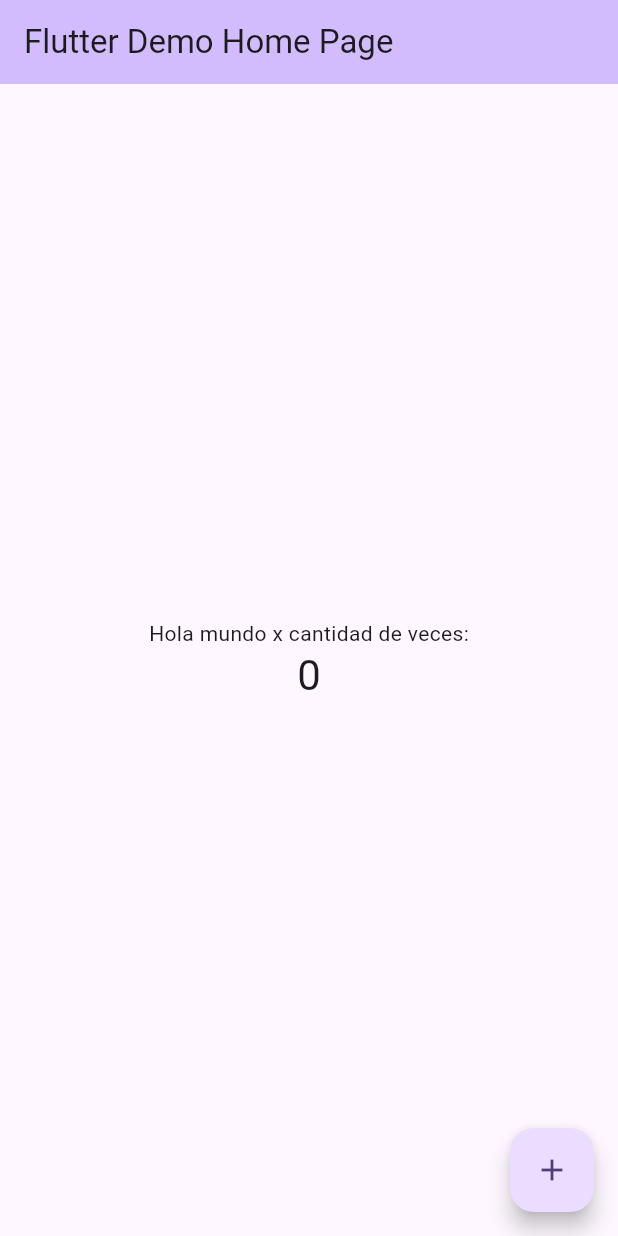
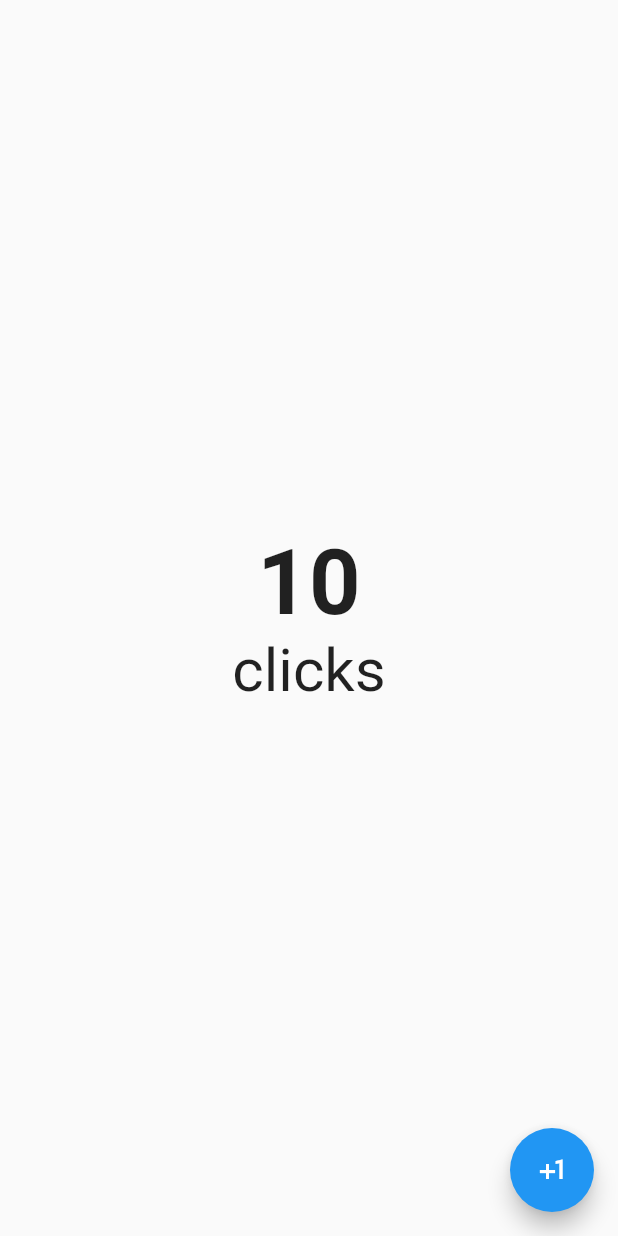
Before and after one commit to UrielCisneros/flutter-counter, a Flutter app: the screen it shows after launch, on a phone screen of 412 x 824 dp. Run offline on Flutter 3.47's test engine with Material 2 defaults, Android fonts, the phone set to English and light mode, and no system bars.

Commit message:
separate screens

```diff
--- a/first_app/lib/main.dart
+++ b/first_app/lib/main.dart
@@ -1,4 +1,5 @@
 import 'package:flutter/material.dart';
+import 'package:first_app/presentation/screens/counters/counter_screen.dart';
 
 void main() {
   runApp(const MyApp());
@@ -7,64 +8,9 @@ void main() {
 class MyApp extends StatelessWidget {
   const MyApp({super.key});
 
-  // This widget is the root of your application.
   @override
   Widget build(BuildContext context) {
-    return MaterialApp(
-      title: 'Flutter Demo',
-      theme: ThemeData(
-        colorScheme: ColorScheme.fromSeed(seedColor: Colors.deepPurple),
-        useMaterial3: true,
-      ),
-      home: const MyHomePage(title: 'Flutter Demo Home Page'),
-    );
+    return const MaterialApp(
+        debugShowCheckedModeBanner: false, home: CounterScreen());
   }
 }
-
-class MyHomePage extends StatefulWidget {
-  const MyHomePage({super.key, required this.title});
-
-  final String title;
-
-  @override
-  State<MyHomePage> createState() => _MyHomePageState();
-}
-
-class _MyHomePageState extends State<MyHomePage> {
-  int _counter = 0;
-
-  void _incrementCounter() {
-    setState(() {
-      _counter++;
-    });
-  }
-
-  @override
-  Widget build(BuildContext context) {
-    return Scaffold(
-      appBar: AppBar(
-        backgroundColor: Theme.of(context).colorScheme.inversePrimary,
-        title: Text(widget.title),
-      ),
-      body: Center(
-        child: Column(
-          mainAxisAlignment: MainAxisAlignment.center,
-          children: <Widget>[
-            const Text(
-              'Hola mundo x cantidad de veces:',
-            ),
-            Text(
-              '$_counter',
-              style: Theme.of(context).textTheme.headlineMedium,
-            ),
-          ],
-        ),
-      ),
-      floatingActionButton: FloatingActionButton(
-        onPressed: _incrementCounter,
-        tooltip: 'Increment',
-        child: const Icon(Icons.add),
-      ), // This trailing comma makes auto-formatting nicer for build methods.
-    );
-  }
-}
--- /dev/null
+++ b/first_app/lib/presentation/screens/counters/counter_screen.dart
@@ -0,0 +1,29 @@
+import 'package:flutter/material.dart';
+
+class CounterScreen extends StatelessWidget {
+  const CounterScreen({super.key});
+
+  void _inclement() {}
+
+  @override
+  Widget build(BuildContext context) {
+    return Scaffold(
+      floatingActionButton: FloatingActionButton(
+          onPressed: _inclement, child: const Icon(Icons.plus_one)),
+      body: const Center(
+          child: Column(
+        mainAxisAlignment: MainAxisAlignment.center,
+        children: [
+          Text(
+            "10",
+            style: TextStyle(fontSize: 60, fontWeight: FontWeight.bold),
+          ),
+          Text(
+            "clicks",
+            style: TextStyle(fontSize: 40),
+          )
+        ],
+      )),
+    );
+  }
+}
```
